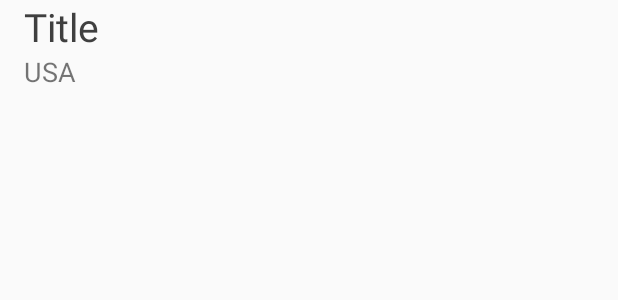
After one commit to nickand/MoviesFeed, an Android app: the layout movie_list_item.xml on its own in the app's theme, with its tools: preview values and no code run, on a phone screen of 412 x 824 dp. The commit adds this screen. Shown: the top 300 px of the screen. Run offline under Robolectric (Android 15) with nearby library versions, the phone set to English and light mode, and no system bars.

Commit message:
Add movie_list_item

```diff
--- /dev/null
+++ b/app/src/main/res/layout/movie_list_item.xml
@@ -0,0 +1,33 @@
+<?xml version="1.0" encoding="utf-8"?>
+<android.support.constraint.ConstraintLayout
+    xmlns:android="http://schemas.android.com/apk/res/android"
+    android:layout_width="match_parent"
+    android:layout_height="match_parent"
+    xmlns:tools="http://schemas.android.com/tools"
+    android:clickable="true"
+    android:focusable="true"
+    android:foreground="?android:attr/selectableItemBackground"
+    android:background="?android:selectableItemBackground"
+    xmlns:app="http://schemas.android.com/apk/res-auto">
+
+    <TextView
+        android:id="@+id/movieTitleTexView"
+        android:layout_width="match_parent"
+        android:layout_height="0dp"
+        android:textSize="26sp"
+        android:layout_margin="16dp"
+        tools:text="Title"
+        android:ellipsize="end"
+        android:gravity="start"
+        android:textColor="#3f3f3f"/>
+
+    <TextView
+        android:id="@+id/movieLocationTexView"
+        android:layout_width="match_parent"
+        android:layout_height="0dp"
+        android:textSize="18sp"
+        android:layout_marginStart="16dp"
+        app:layout_constraintTop_toBottomOf="@+id/movieTitleTexView"
+        tools:text="USA"/>
+
+</android.support.constraint.ConstraintLayout>
```
Also changed, not shown: app/src/main/res/layout/activity_main.xml (+9 -10 lines).
